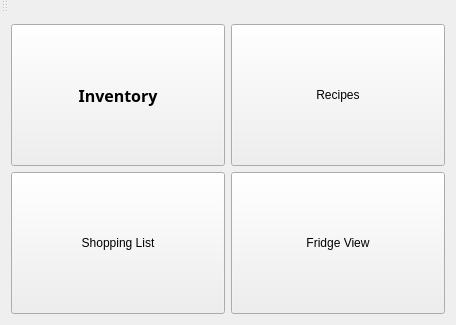
First picture: the form in FAKKIT/fak.ui, repository r0ug3-Mary/Senior_Design, before the edit.
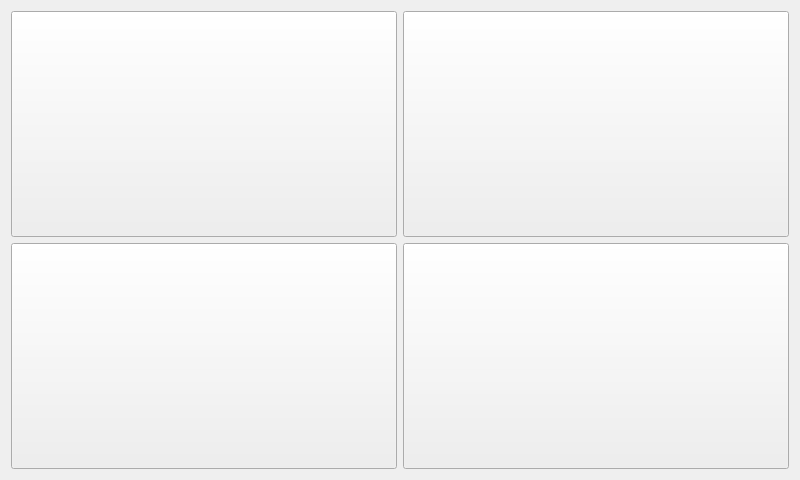
Second picture: the form after the edit. Icons and pictures are not drawn.

Patch:
```diff
--- a/FAKKIT/fak.ui
+++ b/FAKKIT/fak.ui
@@ -6,8 +6,8 @@
    <rect>
     <x>0</x>
     <y>0</y>
-    <width>456</width>
-    <height>325</height>
+    <width>800</width>
+    <height>480</height>
    </rect>
   </property>
   <property name="sizePolicy">
@@ -69,7 +69,10 @@
        <string notr="true">background-image: url(:/pics/fridge1.jpeg);</string>
       </property>
       <property name="text">
-       <string>Inventory</string>
+       <string/>
+      </property>
+      <property name="autoDefault">
+       <bool>true</bool>
       </property>
      </widget>
     </item>
@@ -85,7 +88,7 @@
        <string notr="true">background-image: url(:/pics/fridge2.jpeg);</string>
       </property>
       <property name="text">
-       <string>Recipes</string>
+       <string/>
       </property>
      </widget>
     </item>
@@ -97,11 +100,20 @@
         <verstretch>0</verstretch>
        </sizepolicy>
       </property>
+      <property name="autoFillBackground">
+       <bool>false</bool>
+      </property>
       <property name="styleSheet">
        <string notr="true">background-image: url(:/pics/fridge3.jpeg);</string>
       </property>
       <property name="text">
-       <string>Shopping List</string>
+       <string/>
+      </property>
+      <property name="iconSize">
+       <size>
+        <width>10</width>
+        <height>10</height>
+       </size>
       </property>
      </widget>
     </item>
@@ -120,7 +132,7 @@
        <string notr="true">background-image: url(:/pics/fridge4.jpeg);</string>
       </property>
       <property name="text">
-       <string>Fridge View</string>
+       <string/>
       </property>
       <property name="autoDefault">
        <bool>false</bool>
@@ -135,14 +147,6 @@
     </item>
    </layout>
   </widget>
-  <widget class="QToolBar" name="mainToolBar">
-   <attribute name="toolBarArea">
-    <enum>TopToolBarArea</enum>
-   </attribute>
-   <attribute name="toolBarBreak">
-    <bool>false</bool>
-   </attribute>
-  </widget>
  </widget>
  <layoutdefault spacing="6" margin="11"/>
  <resources/>
```
Left out of the diff: 17 changed lines with no effect on the pictures.
